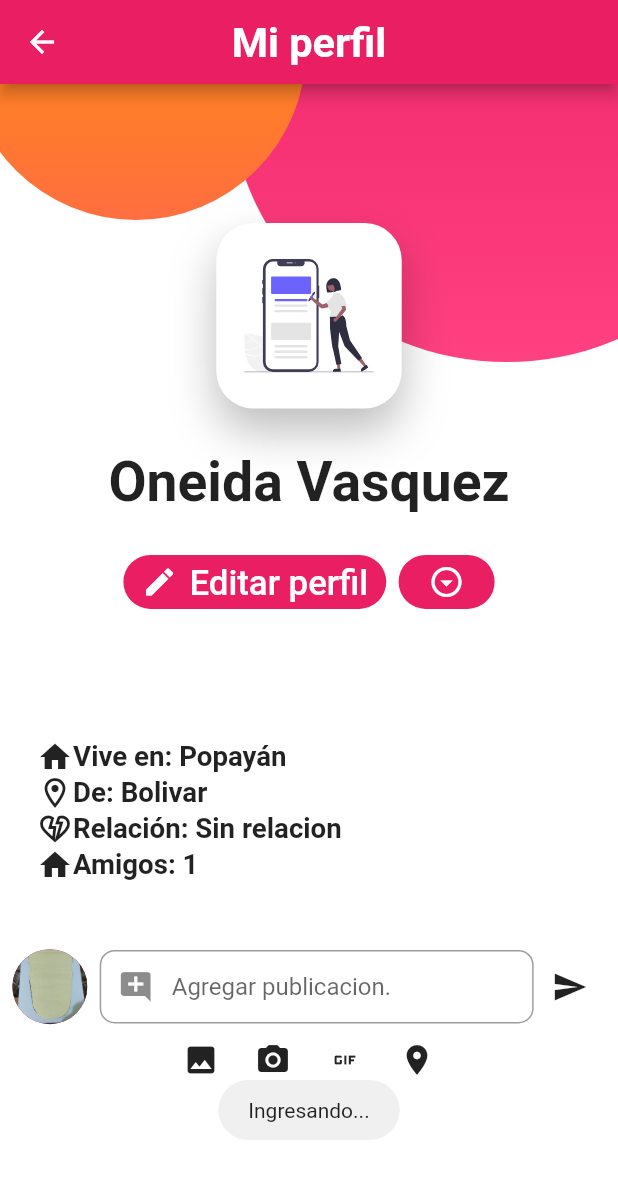
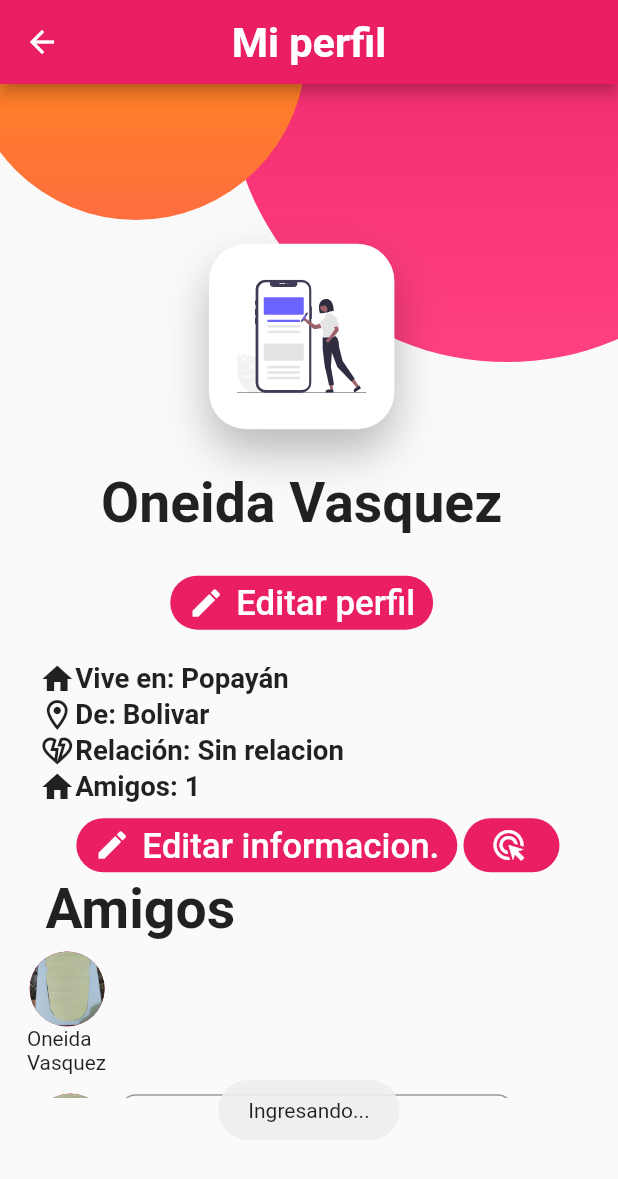
Before and after one commit to ricardo712/social_fast, a Flutter app: the perfilPersonal screen opened directly, after a tap on "Editar perfil", on a phone screen of 412 x 824 dp. Shown: the top 1179 px of the screen. Run offline on Flutter 3.47's test engine with Material 2 defaults, Android fonts, the phone set to English and light mode, and no system bars; our stand-ins replace cloud_firestore, curved_navigation_bar, dio, file_picker, firebase_auth, firebase_core and 9 more; missing offline and left inert: dart:ffi, photo_manager; accounts and stored records are empty.

Commit message:
Detalles de mi perfil

```diff
--- a/lib/screens/infoPersonal.dart
+++ b/lib/screens/infoPersonal.dart
@@ -2,6 +2,7 @@ import 'dart:ffi';
 
 import 'package:flutter/material.dart';
 import 'package:fluttertoast/fluttertoast.dart';
+import 'package:social_fast/models/pub_model.dart';
 import 'package:social_fast/views/informacion_personal.dart';
 import 'package:social_fast/views/form_publicar.dart';
 
@@ -18,11 +19,24 @@ class infopersonal extends StatefulWidget {
 class _infopersonalState extends State<infopersonal> {
   final TextEditingController editarinfopersonalController =
       TextEditingController();
+  PubModel pubModel = PubModel();
+
+  void objeto(PubModel pubModel) {
+    pubModel.id = '1';
+    pubModel.uid = '1058';
+    pubModel.uName = 'Jhon Ruiz';
+    pubModel.mensaje = 'Un buen paisaje.';
+    pubModel.fecha = '07/04/2022';
+    pubModel.hora = '16:36';
+    pubModel.imagen = 'vacio';
+  }
+
   @override
   Widget build(BuildContext context) {
     Responsive resposive = Responsive(context);
     final double pinkSize = resposive.wp(90);
     final double orangeSize = resposive.wp(55);
+    objeto(pubModel);
     // const double ancho = 70;
     // const double alto = 5.5;
     final editarinfpersonal = TextFormField(
@@ -179,7 +193,11 @@ class _infopersonalState extends State<infopersonal> {
                       ],
                     ),
                   ),
-                  const informacionPersonal(),
+                  informacionPersonal(
+                    altura: 20,
+                    pubModel: pubModel,
+                    ancho: 2,
+                  ),
                 ]),
               ),
               Positioned(
@@ -218,8 +236,7 @@ class _infopersonalState extends State<infopersonal> {
                       ],
                     ),
                   ),
-                 ]
-                 ),
+                ]),
               ),
               Positioned(
                 top: resposive.hp(60),
@@ -261,6 +278,8 @@ class _infopersonalState extends State<infopersonal> {
               ),
             ]),
           ),
-        )));
+        ),
+      ),
+    );
   }
 }
--- a/lib/screens/perfilCompleto.dart
+++ b/lib/screens/perfilCompleto.dart
@@ -1,6 +1,7 @@
 import 'package:cloud_firestore/cloud_firestore.dart';
 import 'package:firebase_auth/firebase_auth.dart';
 import 'package:flutter/material.dart';
+import 'package:social_fast/models/pub_model.dart';
 import 'package:social_fast/models/user_model.dart';
 import 'package:social_fast/screens/editarPerfil.dart';
 import 'package:social_fast/screens/login_screen.dart';
@@ -24,6 +25,7 @@ class perfilCompleto extends StatefulWidget {
 class _perfilCompletoState extends State<perfilCompleto> {
   User? user = FirebaseAuth.instance.currentUser;
   UserModel loggedInUser = UserModel();
+  PubModel pubModel = PubModel();
 
   @override
   void initState() {
@@ -38,6 +40,16 @@ class _perfilCompletoState extends State<perfilCompleto> {
     });
   }
 
+  void objeto(PubModel pubModel) {
+    pubModel.id = '1';
+    pubModel.uid = '1058';
+    pubModel.uName = 'Jhon Ruiz';
+    pubModel.mensaje = 'Un buen paisaje.';
+    pubModel.fecha = '07/04/2022';
+    pubModel.hora = '16:36';
+    pubModel.imagen = 'vacio';
+  }
+
   @override
   Widget build(BuildContext context) {
     final Responsive responsive = Responsive.of(context);
@@ -45,6 +57,7 @@ class _perfilCompletoState extends State<perfilCompleto> {
     final double orangeSize = responsive.wp(55);
     const userNombre = "Jhon Ruiz";
     const userNick = "Mensaje personal";
+    objeto(pubModel);
 
     return Scaffold(
       appBar: AppBar(
@@ -220,8 +233,12 @@ class _perfilCompletoState extends State<perfilCompleto> {
                     ],
                   ),
                 ),
-                const informacionPersonal(),
-                const formPublicacion(),
+                informacionPersonal(
+                  altura: 46,
+                  pubModel: pubModel,
+                  ancho: 4,
+                ),
+                formPublicacion(altura: 60),
                 //const mostrarPublicacion(),
               ],
             ),
--- a/lib/screens/perfil_personal.dart
+++ b/lib/screens/perfil_personal.dart
@@ -1,12 +1,14 @@
 import 'package:cloud_firestore/cloud_firestore.dart';
 import 'package:firebase_auth/firebase_auth.dart';
 import 'package:flutter/material.dart';
+import 'package:social_fast/models/pub_model.dart';
 import 'package:social_fast/models/user_model.dart';
 import 'package:social_fast/screens/login_screen.dart';
 import 'package:fluttertoast/fluttertoast.dart';
 import 'package:social_fast/utils/responsive.dart';
 import 'package:social_fast/views/form_publicar.dart';
 import 'package:social_fast/views/informacion_personal.dart';
+import 'package:social_fast/views/veramigo.dart';
 import 'package:social_fast/widgets/circle.dart';
 import 'package:social_fast/widgets/icon_container.dart';
 
@@ -22,6 +24,7 @@ class perfilPersonal extends StatefulWidget {
 class _perfilPersonalState extends State<perfilPersonal> {
   User? user = FirebaseAuth.instance.currentUser;
   UserModel loggedInUser = UserModel();
+  PubModel pubModel = PubModel();
 
   @override
   void initState() {
@@ -36,12 +39,23 @@ class _perfilPersonalState extends State<perfilPersonal> {
     });
   }
 
+  void objeto(PubModel pubModel) {
+    pubModel.id = '1';
+    pubModel.uid = '1058';
+    pubModel.uName = 'Oneida Vasquez';
+    pubModel.mensaje = 'Un buen paisaje.';
+    pubModel.fecha = '07/04/2022';
+    pubModel.hora = '16:36';
+    pubModel.imagen = 'vacio';
+  }
+
   @override
   Widget build(BuildContext context) {
+    objeto(pubModel);
     final Responsive responsive = Responsive.of(context);
     final double pinkSize = responsive.wp(90);
     final double orangeSize = responsive.wp(55);
-    const userNombre = "Oneida Vasquez";
+    String userNombre = "${pubModel.uName}";
     const userNick = "Mensaje personal";
 
     return Scaffold(
@@ -59,17 +73,10 @@ class _perfilPersonalState extends State<perfilPersonal> {
         ],
       ),
       //backgroundColor: Colors.blue,
-      body: GestureDetector(
-        onTap: () {
-          FocusScope.of(context).unfocus();
-        },
-        child: SingleChildScrollView(
-          child: Container(
+      body: SizedBox(
         width: double.infinity,
-            height: responsive.height,
-            color: Colors.white,
+        height: responsive.height * 0.82,
         child: Stack(
-              alignment: Alignment.center,
           children: <Widget>[
             Positioned(
               right: -(pinkSize) * 0.3,
@@ -95,20 +102,19 @@ class _perfilPersonalState extends State<perfilPersonal> {
                 ],
               ),
             ),
-                /*Positioned(
-                  child: SafeArea(
-                    child: Column(
+            ListView(
+              padding: EdgeInsets.all(responsive.dp(1.5)),
               children: <Widget>[
                 SizedBox(
                   width: double.infinity,
-                          child: _appBarPost(context),
-                        ),
-                      ],
-                    ),
-                  ),
-                ),*/
+                  height: responsive.height,
+                  //color: Colors.white,
+                  child: Stack(
+                    //alignment: Alignment.center,
+                    children: <Widget>[
                       Positioned(
                         top: pinkSize * 0.25,
+                        left: responsive.wp(13),
                         child: Column(
                           children: <Widget>[
                             IconContainer(
@@ -129,14 +135,7 @@ class _perfilPersonalState extends State<perfilPersonal> {
                             const SizedBox(
                               height: 5,
                             ),
-                      /*Text(
-                        userNick,
-                        textAlign: TextAlign.center,
-                        style: TextStyle(
-                          fontSize: responsive.dp(1.5),
-                          //fontWeight: FontWeight.bold,
-                        ),
-                      ),*/
+
                             const Divider(),
                             //SizedBox(height: 5.0),
                             SizedBox(
@@ -145,6 +144,46 @@ class _perfilPersonalState extends State<perfilPersonal> {
                                   TextButton.icon(
                                     icon: const Icon(Icons.edit),
                                     label: Text('Editar perfil',
+                                        textScaleFactor: responsive.dp(0.18)),
+                                    style: TextButton.styleFrom(
+                                      primary: Colors.white,
+                                      padding: const EdgeInsets.only(
+                                          left: 12.0, right: 12.0),
+                                      backgroundColor: Colors.pink,
+                                      shape: RoundedRectangleBorder(
+                                        borderRadius:
+                                            BorderRadius.circular(50.0),
+                                      ),
+                                    ),
+                                    onPressed: () {
+                                      Fluttertoast.showToast(
+                                        msg: "Ingresando...",
+                                        //fontSize: 5,
+                                        //gravity: ToastGravity.TOP,
+                                      );
+                                    },
+                                  ),
+                                ],
+                              ),
+                            ),
+                            //permite crear contenedor
+                          ],
+                        ),
+                      ),
+                      informacionPersonal(
+                        altura: 45.0,
+                        pubModel: pubModel,
+                        ancho: 3,
+                      ),
+                      Positioned(
+                        top: responsive.hp(57),
+                        left: responsive.wp(9),
+                        child: SizedBox(
+                          child: Row(
+                            children: [
+                              TextButton.icon(
+                                icon: const Icon(Icons.edit),
+                                label: Text('Editar informacion.',
                                     textScaleFactor: responsive.dp(0.18)),
                                 style: TextButton.styleFrom(
                                   primary: Colors.white,
@@ -164,11 +203,10 @@ class _perfilPersonalState extends State<perfilPersonal> {
                                 },
                               ),
                               SizedBox(
-                              width: responsive.wp(2),
+                                width: responsive.wp(1),
                               ),
                               TextButton.icon(
-                              icon: const Icon(
-                                  Icons.arrow_drop_down_circle_outlined),
+                                icon: const Icon(Icons.ads_click),
                                 label: const Text(''),
                                 onPressed: () {
                                   Fluttertoast.showToast(
@@ -179,8 +217,8 @@ class _perfilPersonalState extends State<perfilPersonal> {
                                   opciones(context);
                                 },
                                 style: TextButton.styleFrom(
-                                padding:
-                                    const EdgeInsets.only(left: 12.0, right: 4),
+                                  padding: const EdgeInsets.only(
+                                      left: 8.0, right: 4),
                                   backgroundColor: Colors.pink,
                                   primary: Colors.white,
                                   shape: RoundedRectangleBorder(
@@ -191,16 +229,49 @@ class _perfilPersonalState extends State<perfilPersonal> {
                             ],
                           ),
                         ),
-                      //permite crear contenedor
+                      ),
+                      Positioned(
+                        top: responsive.hp(62.5),
+                        left: responsive.wp(4),
+                        child: Text(
+                          "Amigos",
+                          textAlign: TextAlign.end,
+                          style: TextStyle(
+                            fontSize: responsive.dp(4),
+                            fontWeight: FontWeight.bold,
+                          ),
+                        ),
+                      ),
+                      Positioned(
+                        top: responsive.hp(68),
+                        child: Container(
+                          padding: EdgeInsets.all(responsive.wp(1)),
+                          height: responsive.hp(12),
+                          width: responsive.width,
+                          //color: Colors.grey.shade300,
+
+                          child: ListView(
+                            scrollDirection: Axis.horizontal,
+                            children: [
+                              Row(
+                                //mainAxisAlignment: MainAxisAlignment.center,
+                                children: <Widget>[
+                                  verAmigo(altura: 68, pubModel: pubModel),
+                                  SizedBox(width: responsive.wp(1)),
                                 ],
                               ),
+                            ],
+                          ), // ? ListView.builder
                         ),
-                const informacionPersonal(),
-                const formPublicacion(),
+                      ),
+                      formPublicacion(altura: 80),
                       //const mostrarPublicacion(),
                     ],
                   ),
                 ),
+              ],
+            )
+          ],
         ),
       ),
     );
--- a/lib/views/form_publicar.dart
+++ b/lib/views/form_publicar.dart
@@ -11,14 +11,12 @@ import 'package:dio/dio.dart';
 
 import 'package:social_fast/widgets/input_comen.dart';
 
-class formPublicacion extends StatefulWidget {
-  const formPublicacion({Key? key}) : super(key: key);
+class formPublicacion extends StatelessWidget {
+  double altura;
+  formPublicacion({Key? key, required this.altura})
+      : assert(altura != null),
+        super(key: key);
 
-  @override
-  State<formPublicacion> createState() => _formPublicacionState();
-}
-
-class _formPublicacionState extends State<formPublicacion> {
   final TextEditingController publicacionController =
       new TextEditingController();
 
@@ -32,7 +30,7 @@ class _formPublicacionState extends State<formPublicacion> {
       controller: publicacionController,
       validator: (value) {
         if (value!.isEmpty) {
-          return ('Por favor ingrese su correo');
+          return ('No puede estar vacio.');
         }
       },
       onSaved: (value) {
@@ -50,7 +48,7 @@ class _formPublicacionState extends State<formPublicacion> {
     );
 
     return Positioned(
-      top: responsive.hp(70),
+      top: responsive.hp(altura),
       left: responsive.wp(2),
       right: responsive.wp(2),
       child: Column(
--- a/lib/views/informacion_personal.dart
+++ b/lib/views/informacion_personal.dart
@@ -1,10 +1,22 @@
 import 'dart:ui';
 
 import 'package:flutter/material.dart';
+import 'package:social_fast/models/pub_model.dart';
 import 'package:social_fast/utils/responsive.dart';
 
 class informacionPersonal extends StatelessWidget {
-  const informacionPersonal({Key? key}) : super(key: key);
+  PubModel pubModel = PubModel();
+  double altura;
+  double ancho;
+  informacionPersonal(
+      {Key? key,
+      required this.pubModel,
+      required this.altura,
+      required this.ancho})
+      : assert(pubModel != null),
+        assert(altura != null),
+        assert(ancho != null),
+        super(key: key);
 
   @override
   Widget build(BuildContext context) {
@@ -15,7 +27,8 @@ class informacionPersonal extends StatelessWidget {
     final String numAmigos = "1";
 
     return Positioned(
-      top: responsive.hp(53),
+      top: responsive.hp(altura),
+      left: responsive.wp(ancho),
       child: Container(
         width: responsive.wp(88),
         height: responsive.hp(15),
--- /dev/null
+++ b/lib/views/veramigo.dart
@@ -0,0 +1,52 @@
+import 'package:flutter/material.dart';
+import 'package:social_fast/models/pub_model.dart';
+import 'package:social_fast/services/storage_service.dart';
+import 'package:fluttertoast/fluttertoast.dart';
+import 'package:social_fast/utils/responsive.dart';
+
+class verAmigo extends StatelessWidget {
+  double altura;
+  PubModel pubModel;
+  verAmigo({Key? key, required this.altura, required this.pubModel})
+      : assert(altura != null),
+        assert(pubModel != null),
+        super(key: key);
+
+  final TextEditingController publicacionController =
+      new TextEditingController();
+
+  @override
+  Widget build(BuildContext context) {
+    final Storage storage = Storage();
+    final Responsive responsive = Responsive.of(context);
+    final String nameUser = "${pubModel.uName}";
+    //final ImagePicker _picker = ImagePicker();
+
+    return Row(
+      children: <Widget>[
+        Column(
+          children: <Widget>[
+            const CircleAvatar(
+              radius: 25,
+              backgroundImage: AssetImage('assets/img/pru1.jpeg'),
+            ),
+            SizedBox(
+              width: responsive.wp(2),
+            ),
+            SizedBox(
+              width: responsive.wp(13),
+              child: Text(
+                nameUser,
+                textAlign: TextAlign.start,
+                style: TextStyle(
+                  fontSize: responsive.dp(1.5),
+                  fontWeight: FontWeight.normal,
+                ),
+              ),
+            ),
+          ],
+        ),
+      ],
+    );
+  }
+}
```
Lines whose indentation alone changed are shown as unchanged.
